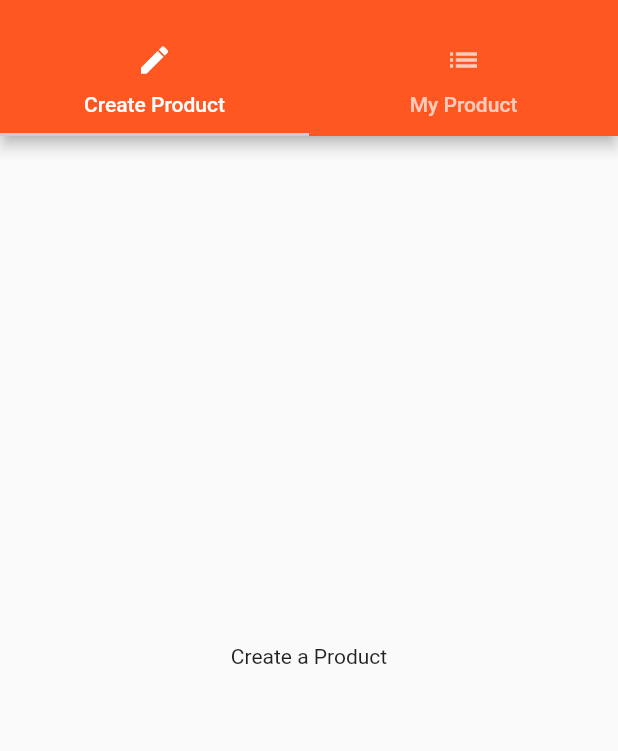
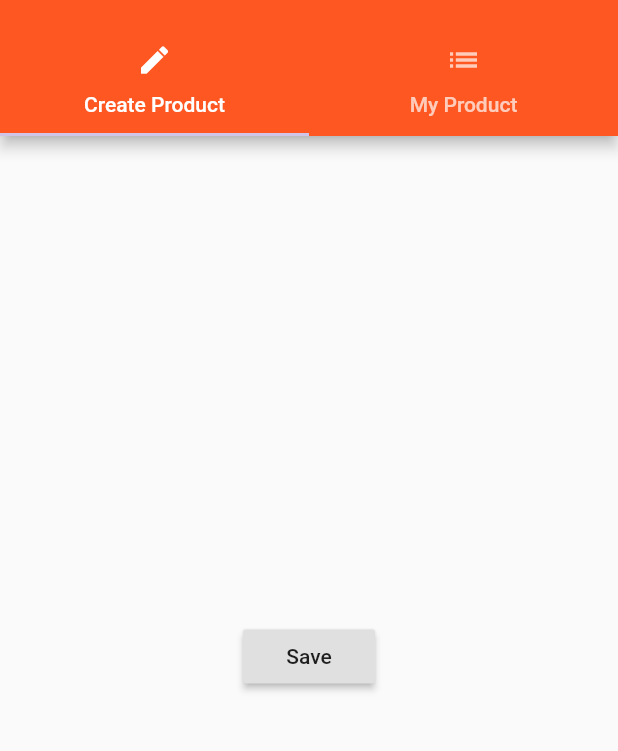
Before and after one commit to zakariae-/flutter_first_app, a Flutter app: the ProductsAdminPage screen opened by its route, on a phone screen of 412 x 824 dp, the part 59-810 px from its top. Run offline on Flutter 3.47's test engine with Material 2 defaults, Android fonts, the phone set to English and light mode, and no system bars.

Commit message:
Showinf a modal

```diff
--- a/lib/pages/product_create.dart
+++ b/lib/pages/product_create.dart
@@ -4,7 +4,14 @@ class ProductCreatePage extends StatelessWidget {
   @override
   Widget build(BuildContext context) {
     return Center(
-      child: Text('Create a Product'),
+      child: RaisedButton(
+        child: Text('Save'),
+        onPressed: () {
+          showModalBottomSheet(context: context, builder: (BuildContext context) {
+            return Center(child: Text('This is a Modal'),);
+          });
+        },
+      ),
     );
   }
 }
```
